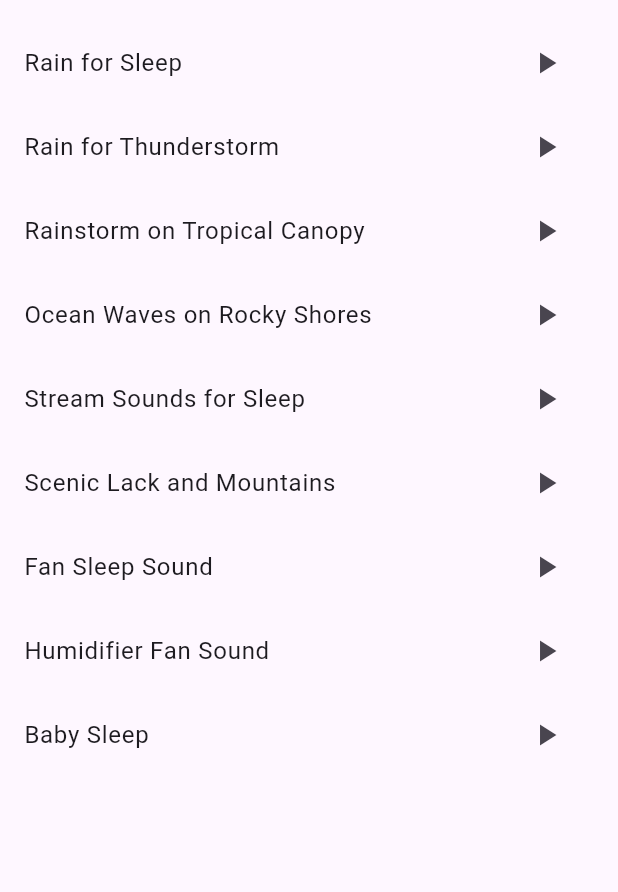
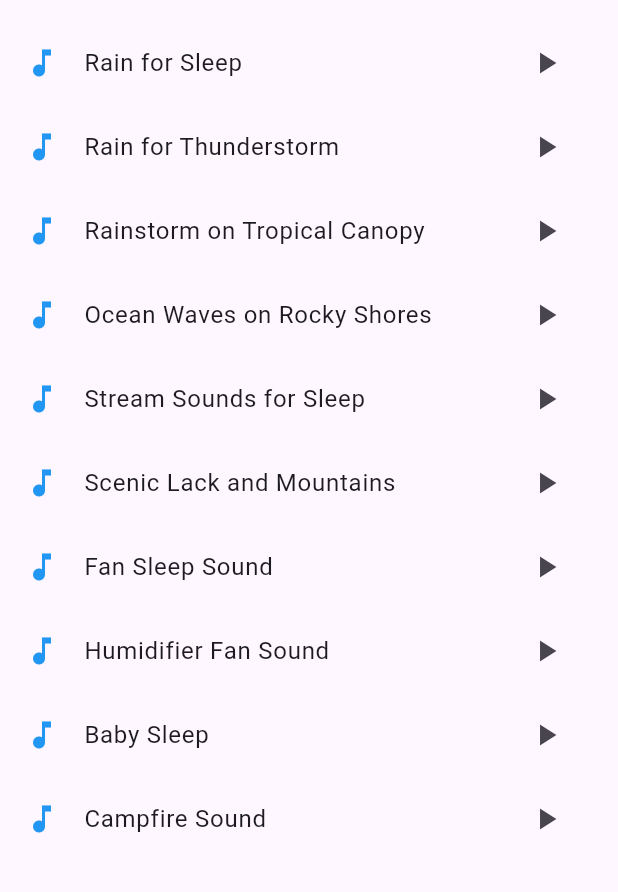
Before and after one commit to castela0119/white-noise-app, a Flutter app: the screen it shows after launch, on a phone screen of 412 x 824 dp, the part 63-955 px from its top. Run offline on Flutter 3.47's test engine with Material 3 defaults, Android fonts, the phone set to English and light mode, and no system bars; our stand-ins replace just_audio.

```diff
--- a/lib/main.dart
+++ b/lib/main.dart
@@ -91,7 +91,7 @@ class MusicPlayerScreen extends StatelessWidget {
           ),
           MusicItem(
             title: 'Fan Sleep Sound',
-            assetPath: 'asset/sounds/fan_sleep_sounds_10min', // Asset 경로
+            assetPath: 'asset/sounds/fan_sleep_sounds_10min.mp3', // Asset 경로
             audioManager: audioManager,
           ),
           MusicItem(
@@ -102,6 +102,11 @@ class MusicPlayerScreen extends StatelessWidget {
           MusicItem(
             title: 'Baby Sleep',
             assetPath: 'asset/sounds/baby_sleep_white_noise_10min.mp3', // Asset 경로
+            audioManager: audioManager,
+          ),
+          MusicItem(
+            title: 'Campfire Sound',
+            assetPath: 'asset/sounds/campfire_sounds_10min.mp3', // Asset 경로
             audioManager: audioManager,
           ),
         ],
@@ -133,6 +138,7 @@ class MusicItem extends StatelessWidget {
         final isPlaying = audioManager.currentUrl == assetPath && playerState?.playing == true;
 
         return ListTile(
+          leading: const Icon(Icons.music_note, color: Colors.blue),
           title: Text(title),
           trailing: IconButton(
             icon: Icon(isPlaying ? Icons.pause : Icons.play_arrow),
```
Also changed, not shown: pubspec.yaml (+9 -0 lines), asset/images/app_icon.png (added), pubspec.lock, 4 other files.
